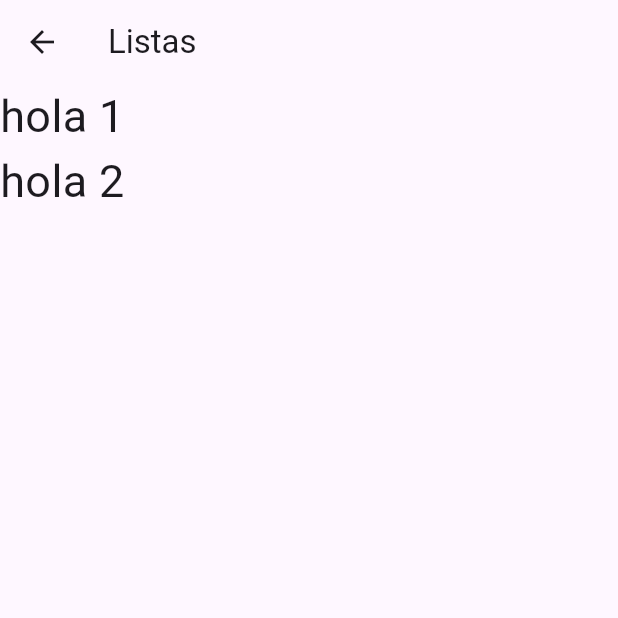
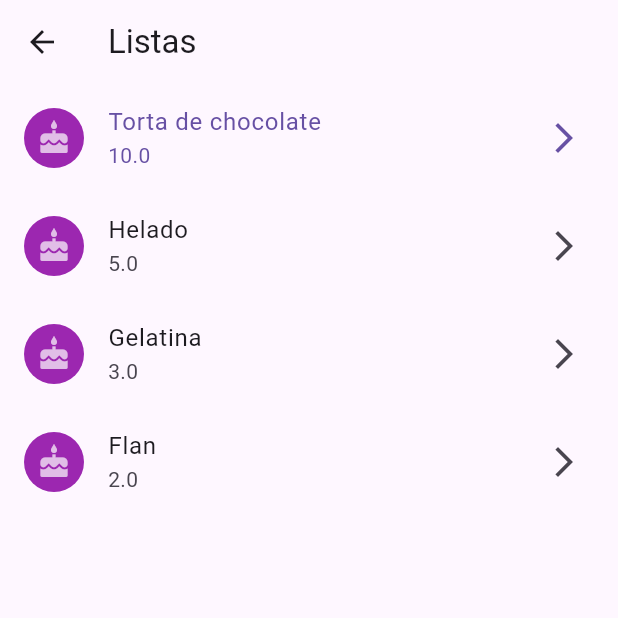
Before and after one commit to jalvarenga-unah/IS513-SA-II-PAC-2024, a Flutter app: the ListasPage screen opened by its route, on a phone screen of 412 x 824 dp, the top half of it. Run offline on Flutter 3.47's test engine with Material 3 defaults, Android fonts, the phone set to English and light mode, and no system bars.

Commit message:
Manejo de listas avanzado, uso de callbacks y renderizado de elementos ejecutando desde el padre

```diff
--- a/intro-flutter/componentes/lib/listas_page.dart
+++ b/intro-flutter/componentes/lib/listas_page.dart
@@ -1,7 +1,37 @@
 import 'package:flutter/material.dart';
 
-class ListasPage extends StatelessWidget {
+class ListasPage extends StatefulWidget {
   const ListasPage({super.key});
+
+  @override
+  State<ListasPage> createState() => _ListasPageState();
+}
+
+class _ListasPageState extends State<ListasPage> {
+  final postres = [
+    {
+      'id': 1,
+      'nombre': 'Torta de chocolate',
+      'precio': 10.0,
+    },
+    {
+      'id': 2,
+      'nombre': 'Helado',
+      'precio': 5.0,
+    },
+    {
+      'id': 3,
+      'nombre': 'Gelatina',
+      'precio': 3.0,
+    },
+    {
+      'id': 4,
+      'nombre': 'Flan',
+      'precio': 2.0,
+    },
+  ];
+
+  int indexSelected = 0;
 
   @override
   Widget build(BuildContext context) {
@@ -9,24 +39,55 @@ class ListasPage extends StatelessWidget {
       appBar: AppBar(
         title: const Text('Listas'),
       ),
-      body:
-
-          // ListVidew.builder
-
-          ListView(
-        // reverse: true,
-        // scrollDirection: Axis.horizontal,
-        children: [
-          Text(
-            'hola 1',
-            style: TextStyle(fontSize: 30),
-          ),
-          Text(
-            'hola 2',
-            style: TextStyle(fontSize: 30),
-          ),
-        ],
+      body: ListView.builder(
+        itemCount: postres.length,
+        itemBuilder: (context, index) {
+          return ItemPostre(
+            postre: postres[index],
+            selected: index == indexSelected,
+            press: () => _onItemTapped(index),
+          );
+        },
       ),
     );
   }
+
+  //
+  void _onItemTapped(int index) {
+    setState(() {
+      indexSelected = index;
+    });
+  }
 }
+
+class ItemPostre extends StatelessWidget {
+  const ItemPostre({
+    super.key,
+    required this.postre,
+    this.selected = false,
+    this.press,
+  });
+
+  final Map<String, Object> postre;
+  final bool selected;
+  //propiedad que funciona como un evento ejecutado desde el padre
+  final void Function()? press;
+
+  @override
+  Widget build(BuildContext context) {
+    return ListTile(
+      selected: selected,
+      title: Text('${postre['nombre']}'),
+      subtitle: Text('${postre['precio']}'),
+      leading: CircleAvatar(
+        backgroundColor: Colors.purple,
+        child: Icon(
+          Icons.cake,
+          color: Colors.purple[100],
+        ),
+      ),
+      trailing: const Icon(Icons.arrow_forward_ios),
+      onTap: press,
+    );
+  }
+}
```
